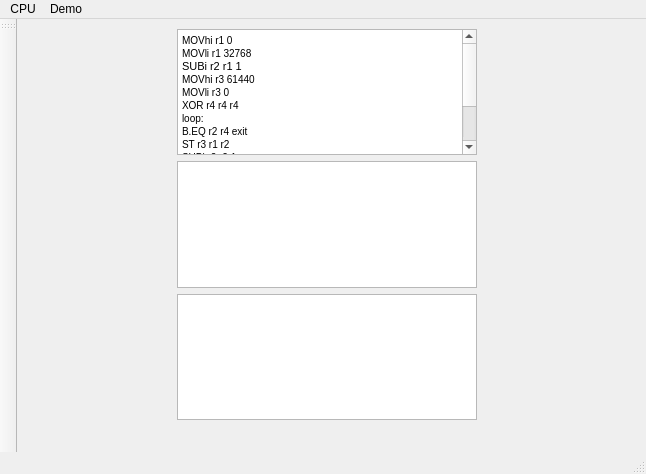
The window that mainwindow.ui (lisitsynSA/simulator) describes before a commit, drawn with Qt 5.
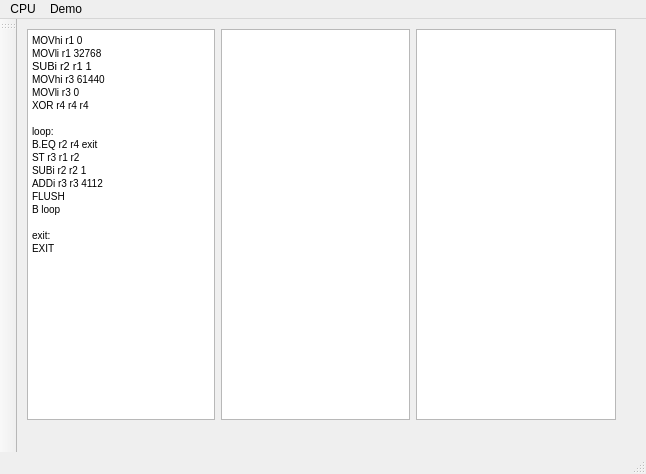
The same window after the commit.

```diff
--- a/mainwindow.ui
+++ b/mainwindow.ui
@@ -24,11 +24,69 @@
      </rect>
     </property>
     <layout class="QGridLayout" name="gridLayout">
-     <item row="0" column="1">
+     <item row="1" column="4" colspan="2">
+      <layout class="QGridLayout" name="displayLayout">
+       <property name="sizeConstraint">
+        <enum>QLayout::SetMinimumSize</enum>
+       </property>
+      </layout>
+     </item>
+     <item row="1" column="2">
+      <widget class="QTextEdit" name="cpuEdit">
+       <property name="minimumSize">
+        <size>
+         <width>150</width>
+         <height>0</height>
+        </size>
+       </property>
+       <property name="maximumSize">
+        <size>
+         <width>16777215</width>
+         <height>16777215</height>
+        </size>
+       </property>
+       <property name="readOnly">
+        <bool>true</bool>
+       </property>
+       <property name="html">
+        <string>&lt;!DOCTYPE HTML PUBLIC &quot;-//W3C//DTD HTML 4.0//EN&quot; &quot;http://www.w3.org/TR/REC-html40/strict.dtd&quot;&gt;
+&lt;html&gt;&lt;head&gt;&lt;meta name=&quot;qrichtext&quot; content=&quot;1&quot; /&gt;&lt;style type=&quot;text/css&quot;&gt;
+p, li { white-space: pre-wrap; }
+&lt;/style&gt;&lt;/head&gt;&lt;body style=&quot; font-family:'MS Shell Dlg 2'; font-size:7.8pt; font-weight:400; font-style:normal;&quot;&gt;
+&lt;p style=&quot;-qt-paragraph-type:empty; margin-top:0px; margin-bottom:0px; margin-left:0px; margin-right:0px; -qt-block-indent:0; text-indent:0px;&quot;&gt;&lt;br /&gt;&lt;/p&gt;&lt;/body&gt;&lt;/html&gt;</string>
+       </property>
+      </widget>
+     </item>
+     <item row="1" column="3">
+      <widget class="QPlainTextEdit" name="hexEdit">
+       <property name="minimumSize">
+        <size>
+         <width>200</width>
+         <height>0</height>
+        </size>
+       </property>
+       <property name="maximumSize">
+        <size>
+         <width>16777215</width>
+         <height>16777215</height>
+        </size>
+       </property>
+       <property name="readOnly">
+        <bool>true</bool>
+       </property>
+      </widget>
+     </item>
+     <item row="1" column="1">
       <widget class="QTextEdit" name="codeEdit">
+       <property name="minimumSize">
+        <size>
+         <width>150</width>
+         <height>0</height>
+        </size>
+       </property>
        <property name="maximumSize">
         <size>
-         <width>300</width>
+         <width>16777215</width>
          <height>16777215</height>
         </size>
        </property>
@@ -43,53 +101,20 @@
 &lt;p style=&quot; margin-top:0px; margin-bottom:0px; margin-left:0px; margin-right:0px; -qt-block-indent:0; text-indent:0px;&quot;&gt;MOVhi r3 61440&lt;/p&gt;
 &lt;p style=&quot; margin-top:0px; margin-bottom:0px; margin-left:0px; margin-right:0px; -qt-block-indent:0; text-indent:0px;&quot;&gt;MOVli r3 0&lt;/p&gt;
 &lt;p style=&quot; margin-top:0px; margin-bottom:0px; margin-left:0px; margin-right:0px; -qt-block-indent:0; text-indent:0px;&quot;&gt;XOR r4 r4 r4&lt;/p&gt;
+&lt;p style=&quot;-qt-paragraph-type:empty; margin-top:0px; margin-bottom:0px; margin-left:0px; margin-right:0px; -qt-block-indent:0; text-indent:0px;&quot;&gt;&lt;br /&gt;&lt;/p&gt;
 &lt;p style=&quot; margin-top:0px; margin-bottom:0px; margin-left:0px; margin-right:0px; -qt-block-indent:0; text-indent:0px;&quot;&gt;loop:&lt;/p&gt;
 &lt;p style=&quot; margin-top:0px; margin-bottom:0px; margin-left:0px; margin-right:0px; -qt-block-indent:0; text-indent:0px;&quot;&gt;B.EQ r2 r4 exit&lt;/p&gt;
 &lt;p style=&quot; margin-top:0px; margin-bottom:0px; margin-left:0px; margin-right:0px; -qt-block-indent:0; text-indent:0px;&quot;&gt;ST r3 r1 r2&lt;/p&gt;
 &lt;p style=&quot; margin-top:0px; margin-bottom:0px; margin-left:0px; margin-right:0px; -qt-block-indent:0; text-indent:0px;&quot;&gt;SUBi r2 r2 1&lt;/p&gt;
 &lt;p style=&quot; margin-top:0px; margin-bottom:0px; margin-left:0px; margin-right:0px; -qt-block-indent:0; text-indent:0px;&quot;&gt;ADDi r3 r3 4112&lt;/p&gt;
+&lt;p style=&quot; margin-top:0px; margin-bottom:0px; margin-left:0px; margin-right:0px; -qt-block-indent:0; text-indent:0px;&quot;&gt;FLUSH&lt;/p&gt;
 &lt;p style=&quot; margin-top:0px; margin-bottom:0px; margin-left:0px; margin-right:0px; -qt-block-indent:0; text-indent:0px;&quot;&gt;B loop&lt;/p&gt;
+&lt;p style=&quot;-qt-paragraph-type:empty; margin-top:0px; margin-bottom:0px; margin-left:0px; margin-right:0px; -qt-block-indent:0; text-indent:0px;&quot;&gt;&lt;br /&gt;&lt;/p&gt;
 &lt;p style=&quot; margin-top:0px; margin-bottom:0px; margin-left:0px; margin-right:0px; -qt-block-indent:0; text-indent:0px;&quot;&gt;exit:&lt;/p&gt;
 &lt;p style=&quot; margin-top:0px; margin-bottom:0px; margin-left:0px; margin-right:0px; -qt-block-indent:0; text-indent:0px;&quot;&gt;EXIT&lt;/p&gt;&lt;/body&gt;&lt;/html&gt;</string>
        </property>
       </widget>
      </item>
-     <item row="1" column="1">
-      <widget class="QPlainTextEdit" name="hexEdit">
-       <property name="maximumSize">
-        <size>
-         <width>300</width>
-         <height>16777215</height>
-        </size>
-       </property>
-       <property name="readOnly">
-        <bool>true</bool>
-       </property>
-      </widget>
-     </item>
-     <item row="2" column="1">
-      <widget class="QTextEdit" name="cpuEdit">
-       <property name="maximumSize">
-        <size>
-         <width>300</width>
-         <height>16777215</height>
-        </size>
-       </property>
-       <property name="readOnly">
-        <bool>true</bool>
-       </property>
-       <property name="html">
-        <string>&lt;!DOCTYPE HTML PUBLIC &quot;-//W3C//DTD HTML 4.0//EN&quot; &quot;http://www.w3.org/TR/REC-html40/strict.dtd&quot;&gt;
-&lt;html&gt;&lt;head&gt;&lt;meta name=&quot;qrichtext&quot; content=&quot;1&quot; /&gt;&lt;style type=&quot;text/css&quot;&gt;
-p, li { white-space: pre-wrap; }
-&lt;/style&gt;&lt;/head&gt;&lt;body style=&quot; font-family:'MS Shell Dlg 2'; font-size:7.8pt; font-weight:400; font-style:normal;&quot;&gt;
-&lt;p style=&quot;-qt-paragraph-type:empty; margin-top:0px; margin-bottom:0px; margin-left:0px; margin-right:0px; -qt-block-indent:0; text-indent:0px;&quot;&gt;&lt;br /&gt;&lt;/p&gt;&lt;/body&gt;&lt;/html&gt;</string>
-       </property>
-      </widget>
-     </item>
-     <item row="0" column="0" rowspan="3">
-      <layout class="QGridLayout" name="displayLayout"/>
-     </item>
     </layout>
    </widget>
   </widget>
```
Left out of the diff: 18 changed lines with no effect on the pictures.
